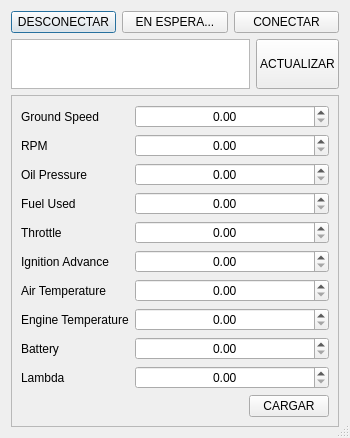
Old version of the form designer/manualservice.ui in the repository Kammann123/sae_fend.
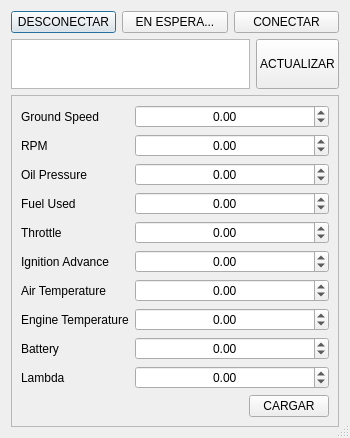
New version of the form.

```diff
--- a/designer/manualservice.ui
+++ b/designer/manualservice.ui
@@ -110,6 +110,12 @@
           <property name="alignment">
            <set>Qt::AlignCenter</set>
           </property>
+          <property name="minimum">
+           <double>-1000.000000000000000</double>
+          </property>
+          <property name="maximum">
+           <double>1000.000000000000000</double>
+          </property>
          </widget>
         </item>
         <item row="1" column="0">
@@ -124,6 +130,12 @@
           <property name="alignment">
            <set>Qt::AlignCenter</set>
           </property>
+          <property name="minimum">
+           <double>-1000.000000000000000</double>
+          </property>
+          <property name="maximum">
+           <double>1000.000000000000000</double>
+          </property>
          </widget>
         </item>
         <item row="2" column="0">
@@ -138,6 +150,12 @@
           <property name="alignment">
            <set>Qt::AlignCenter</set>
           </property>
+          <property name="minimum">
+           <double>-1000.000000000000000</double>
+          </property>
+          <property name="maximum">
+           <double>1000.000000000000000</double>
+          </property>
          </widget>
         </item>
         <item row="3" column="0">
@@ -152,6 +170,12 @@
           <property name="alignment">
            <set>Qt::AlignCenter</set>
           </property>
+          <property name="minimum">
+           <double>-1000.000000000000000</double>
+          </property>
+          <property name="maximum">
+           <double>1000.000000000000000</double>
+          </property>
          </widget>
         </item>
         <item row="4" column="0">
@@ -166,6 +190,12 @@
           <property name="alignment">
            <set>Qt::AlignCenter</set>
           </property>
+          <property name="minimum">
+           <double>-1000.000000000000000</double>
+          </property>
+          <property name="maximum">
+           <double>1000.000000000000000</double>
+          </property>
          </widget>
         </item>
         <item row="5" column="0">
@@ -180,6 +210,12 @@
           <property name="alignment">
            <set>Qt::AlignCenter</set>
           </property>
+          <property name="minimum">
+           <double>-1000.000000000000000</double>
+          </property>
+          <property name="maximum">
+           <double>1000.000000000000000</double>
+          </property>
          </widget>
         </item>
         <item row="6" column="0">
@@ -194,6 +230,12 @@
           <property name="alignment">
            <set>Qt::AlignCenter</set>
           </property>
+          <property name="minimum">
+           <double>-1000.000000000000000</double>
+          </property>
+          <property name="maximum">
+           <double>1000.000000000000000</double>
+          </property>
          </widget>
         </item>
         <item row="7" column="0">
@@ -208,6 +250,12 @@
           <property name="alignment">
            <set>Qt::AlignCenter</set>
           </property>
+          <property name="minimum">
+           <double>-1000.000000000000000</double>
+          </property>
+          <property name="maximum">
+           <double>1000.000000000000000</double>
+          </property>
          </widget>
         </item>
         <item row="8" column="0">
@@ -222,6 +270,12 @@
           <property name="alignment">
            <set>Qt::AlignCenter</set>
           </property>
+          <property name="minimum">
+           <double>-1000.000000000000000</double>
+          </property>
+          <property name="maximum">
+           <double>1000.000000000000000</double>
+          </property>
          </widget>
         </item>
         <item row="9" column="0">
@@ -236,6 +290,12 @@
           <property name="alignment">
            <set>Qt::AlignCenter</set>
           </property>
+          <property name="minimum">
+           <double>-1000.000000000000000</double>
+          </property>
+          <property name="maximum">
+           <double>1000.000000000000000</double>
+          </property>
          </widget>
         </item>
        </layout>
```
